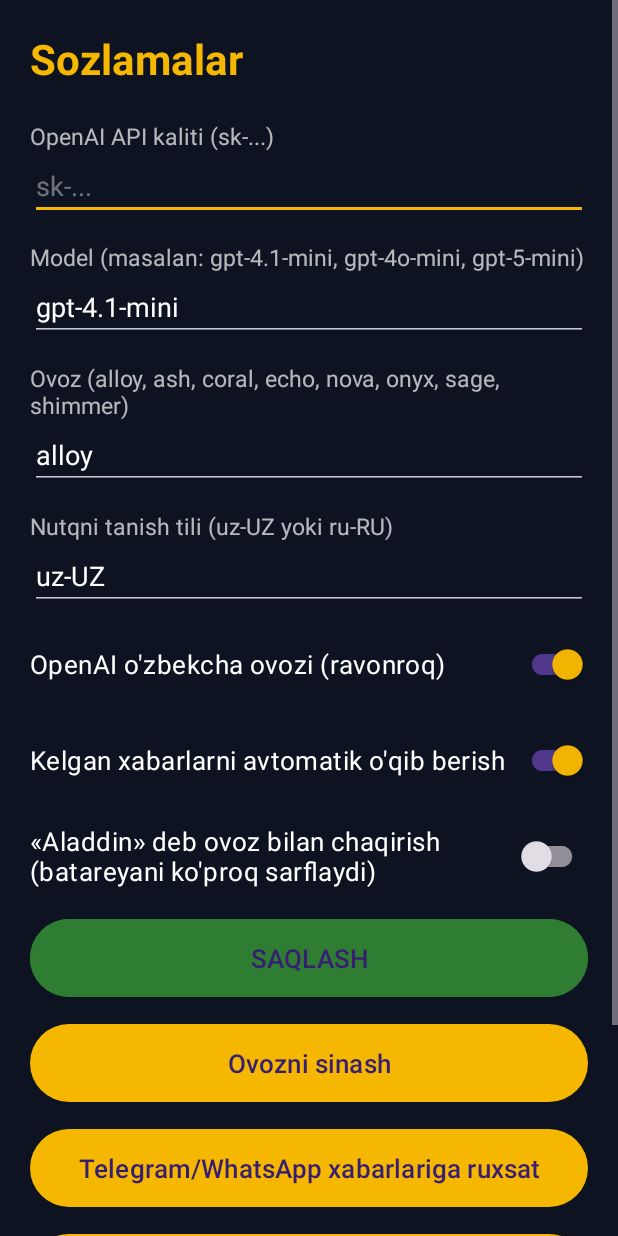
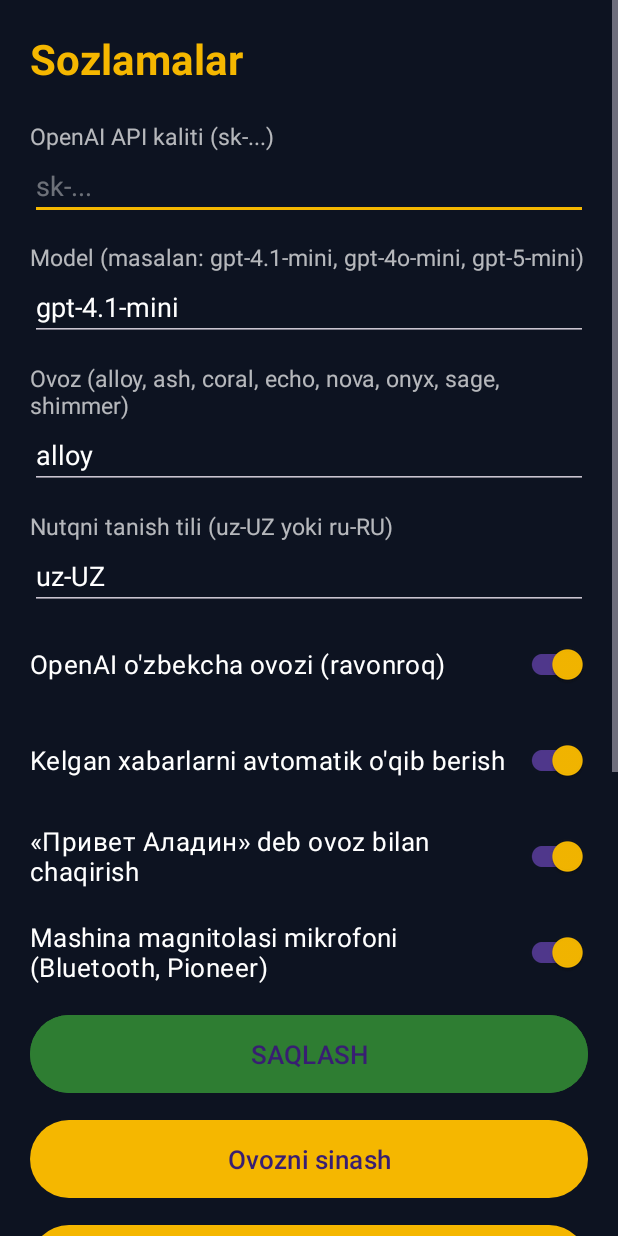
Before and after one commit to antineverniy-beep/aladdin, an Android app: the screen it shows after launch (SettingsActivity), after a tap on "GAPIRISH", on a phone screen of 412 x 824 dp. Run offline under Robolectric (Android 15) with nearby library versions, the phone set to English and light mode, and no system bars.

Commit message:
Pioneer Bluetooth mikrofoni, «Привет Аладин» → Labbay, Honor himoyasi

```diff
--- a/app/src/main/AndroidManifest.xml
+++ b/app/src/main/AndroidManifest.xml
@@ -12,6 +12,12 @@
     <uses-permission android:name="android.permission.FOREGROUND_SERVICE" />
     <uses-permission android:name="android.permission.FOREGROUND_SERVICE_MICROPHONE" />
     <uses-permission android:name="android.permission.POST_NOTIFICATIONS" />
+    <uses-permission android:name="android.permission.REQUEST_IGNORE_BATTERY_OPTIMIZATIONS" />
+    <uses-permission android:name="android.permission.SYSTEM_ALERT_WINDOW" />
+    <uses-permission android:name="android.permission.WAKE_LOCK" />
+    <uses-permission
+        android:name="android.permission.BLUETOOTH"
+        android:maxSdkVersion="30" />
 
     <queries>
         <intent>
--- /dev/null
+++ b/app/src/main/java/uz/aladdin/assistant/Honor.kt
@@ -0,0 +1,28 @@
+package uz.aladdin.assistant
+
+import android.annotation.SuppressLint
+import android.content.Context
+import android.content.Intent
+import android.net.Uri
+import android.os.PowerManager
+import android.provider.Settings
+
+/** Honor / MagicOS fondagi ilovani o'chirib qo'ymasligi uchun. */
+object Honor {
+    fun ignoringBattery(ctx: Context): Boolean =
+        ctx.getSystemService(PowerManager::class.java).isIgnoringBatteryOptimizations(ctx.packageName)
+
+    @SuppressLint("BatteryLife")
+    fun askBattery(ctx: Context, force: Boolean = false) {
+        if (ignoringBattery(ctx) && !force) return
+        if (!force && Prefs.batteryAsked) return
+        Prefs.batteryAsked = true
+        try {
+            val i = if (ignoringBattery(ctx)) Intent(Settings.ACTION_IGNORE_BATTERY_OPTIMIZATION_SETTINGS)
+            else Intent(Settings.ACTION_REQUEST_IGNORE_BATTERY_OPTIMIZATIONS, Uri.parse("package:${ctx.packageName}"))
+            ctx.startActivity(i)
+        } catch (e: Exception) {
+            try { ctx.startActivity(Intent(Settings.ACTION_IGNORE_BATTERY_OPTIMIZATION_SETTINGS)) } catch (_: Exception) {}
+        }
+    }
+}
--- a/app/src/main/java/uz/aladdin/assistant/Listener.kt
+++ b/app/src/main/java/uz/aladdin/assistant/Listener.kt
@@ -16,6 +16,7 @@ class Listener(private val ctx: Context) {
     private val main = Handler(Looper.getMainLooper())
 
     fun listen(
+        lang: String = Prefs.sttLang,
         onPartial: (String) -> Unit = {},
         onLevel: (Float) -> Unit = {},
         onResult: (String?) -> Unit,
@@ -49,7 +50,6 @@ class Listener(private val ctx: Context) {
             }
             override fun onEvent(eventType: Int, params: Bundle?) {}
         })
-        val lang = Prefs.sttLang
         val i = Intent(RecognizerIntent.ACTION_RECOGNIZE_SPEECH).apply {
             putExtra(RecognizerIntent.EXTRA_LANGUAGE_MODEL, RecognizerIntent.LANGUAGE_MODEL_FREE_FORM)
             putExtra(RecognizerIntent.EXTRA_LANGUAGE, lang)
--- a/app/src/main/java/uz/aladdin/assistant/MainActivity.kt
+++ b/app/src/main/java/uz/aladdin/assistant/MainActivity.kt
@@ -60,7 +60,7 @@ class MainActivity : AppCompatActivity() {
 
     override fun onNewIntent(intent: Intent) {
         super.onNewIntent(intent)
-        if (isAssistIntent(intent)) talk()
+        if (isAssistIntent(intent)) talk(greet = true)
     }
 
     override fun onStart() {
@@ -108,22 +108,28 @@ class MainActivity : AppCompatActivity() {
             return
         }
         AssistantService.start(this)
-        if (pendingTalk) { pendingTalk = false; talk() }
+        if (pendingTalk) { pendingTalk = false; talk(greet = true) } else Honor.askBattery(this)
     }
 
-    private fun talk() {
+    /** greet = true: magnitola tugmasi / "Uy" tugmasi orqali chaqirilganda avval "Labbay" deydi. */
+    private fun talk(greet: Boolean = false) {
         if (!granted(Manifest.permission.RECORD_AUDIO)) { pendingTalk = true; askPerms(); return }
         if (Prefs.apiKey.isBlank()) {
             Toast.makeText(this, "OpenAI kalitini kiriting", Toast.LENGTH_LONG).show()
             startActivity(Intent(this, SettingsActivity::class.java))
             return
         }
-        Assistant.listen(this)
+        if (greet) Assistant.greetAndListen(this) else Assistant.listen(this)
     }
 
     private fun render(s: Assistant.State, t: String) {
         val (label, color, st) = when (s) {
-            Assistant.State.IDLE -> Triple("GAPIRISH", "#2E7D32", "Tayyor. Tugmani bosing.")
+            Assistant.State.IDLE -> Triple(
+                "GAPIRISH", "#2E7D32",
+                if (BtAudio.carConnected() && Prefs.carMic) "Mashina ulangan (${BtAudio.carName() ?: "Bluetooth"}). «Привет Аладин» deng yoki tugmani bosing."
+                else if (Prefs.wakeWord) "Tayyor. «Привет Аладин» deng yoki tugmani bosing."
+                else "Tayyor. Tugmani bosing."
+            )
             Assistant.State.LISTENING -> Triple("TINGLAYAPMAN", "#C62828", "Gapiring…")
             Assistant.State.THINKING -> Triple("O'YLAYAPMAN", "#1565C0", "Javob tayyorlanmoqda…")
             Assistant.State.SPEAKING -> Triple("TO'XTATISH", "#6A1B9A", "Gapiryapman…")
--- a/app/src/main/java/uz/aladdin/assistant/Prefs.kt
+++ b/app/src/main/java/uz/aladdin/assistant/Prefs.kt
@@ -40,6 +40,20 @@ object Prefs {
         set(v) = putBool("auto_read", v)
 
     var wakeWord: Boolean
-        get() = sp.getBoolean("wake_word", false)
+        get() = sp.getBoolean("wake_word", true)
         set(v) = putBool("wake_word", v)
+
+    /** "Привет Аладин" ruscha aytilgani uchun chaqiruv so'zi ruscha tinglanadi. */
+    var wakeLang: String
+        get() = str("wake_lang", "ru-RU")
+        set(v) = putStr("wake_lang", v)
+
+    /** Bluetooth orqali ulangan mashina magnitolasi mikrofonini ishlatish. */
+    var carMic: Boolean
+        get() = sp.getBoolean("car_mic", true)
+        set(v) = putBool("car_mic", v)
+
+    var batteryAsked: Boolean
+        get() = sp.getBoolean("battery_asked", false)
+        set(v) = putBool("battery_asked", v)
 }
--- a/app/src/main/java/uz/aladdin/assistant/SettingsActivity.kt
+++ b/app/src/main/java/uz/aladdin/assistant/SettingsActivity.kt
@@ -1,6 +1,7 @@
 package uz.aladdin.assistant
 
 import android.content.Intent
+import android.net.Uri
 import android.os.Bundle
 import android.provider.Settings
 import android.widget.Button
@@ -21,6 +22,16 @@ class SettingsActivity : AppCompatActivity() {
         val tts = findViewById<SwitchCompat>(R.id.openaiTts)
         val auto = findViewById<SwitchCompat>(R.id.autoRead)
         val wake = findViewById<SwitchCompat>(R.id.wakeWord)
+        val car = findViewById<SwitchCompat>(R.id.carMic)
+        car.isChecked = Prefs.carMic
+        findViewById<Button>(R.id.battery).setOnClickListener { Honor.askBattery(this, force = true) }
+        findViewById<Button>(R.id.overlay).setOnClickListener {
+            try {
+                startActivity(Intent(Settings.ACTION_MANAGE_OVERLAY_PERMISSION, Uri.parse("package:$packageName")))
+            } catch (e: Exception) {
+                startActivity(Intent(Settings.ACTION_SETTINGS))
+            }
+        }
 
         key.setText(Prefs.apiKey)
         model.setText(Prefs.model)
@@ -38,6 +49,7 @@ class SettingsActivity : AppCompatActivity() {
             Prefs.openAiTts = tts.isChecked
             Prefs.autoRead = auto.isChecked
             Prefs.wakeWord = wake.isChecked
+            Prefs.carMic = car.isChecked
             AssistantService.start(this, AssistantService.ACTION_REFRESH)
             Toast.makeText(this, "Saqlandi", Toast.LENGTH_SHORT).show()
             finish()
--- a/app/src/main/java/uz/aladdin/assistant/Speaker.kt
+++ b/app/src/main/java/uz/aladdin/assistant/Speaker.kt
@@ -50,10 +50,15 @@ object Speaker {
     @Volatile private var ttsReady = false
     private var player: MediaPlayer? = null
 
-    private val attrs = AudioAttributes.Builder()
-        .setUsage(AudioAttributes.USAGE_ASSISTANT)
-        .setContentType(AudioAttributes.CONTENT_TYPE_SPEECH)
-        .build()
+    /** Mashina mikrofoni yoqilgan bo'lsa — ovoz magnitolaga "qo'l bo'sh" kanali orqali ketadi. */
+    private val attrs: AudioAttributes
+        get() = AudioAttributes.Builder()
+            .setUsage(
+                if (BtAudio.active) AudioAttributes.USAGE_VOICE_COMMUNICATION
+                else AudioAttributes.USAGE_ASSISTANT
+            )
+            .setContentType(AudioAttributes.CONTENT_TYPE_SPEECH)
+            .build()
 
     fun init(ctx: Context) {
         if (tts != null) return
--- a/app/src/main/java/uz/aladdin/assistant/Tools.kt
+++ b/app/src/main/java/uz/aladdin/assistant/Tools.kt
@@ -93,7 +93,10 @@ object Tools {
     private fun callContact(ctx: Context, who: String): String {
         val (c, err) = resolve(ctx, who)
         if (c == null) return err ?: "Topilmadi"
-        return if (PhoneActions.call(ctx, c.number)) "Qo'ng'iroq qilinmoqda: ${c.name}"
+        return if (PhoneActions.call(ctx, c.number)) {
+            Assistant.callPlaced = true
+            "Qo'ng'iroq qilinmoqda: ${c.name}"
+        }
         else "Qo'ng'iroq qilib bo'lmadi (ruxsat berilmagan bo'lishi mumkin)."
     }
 
--- a/app/src/main/res/layout/activity_settings.xml
+++ b/app/src/main/res/layout/activity_settings.xml
@@ -64,7 +64,12 @@
         <androidx.appcompat.widget.SwitchCompat
             android:id="@+id/wakeWord"
             style="@style/Switch"
-            android:text="«Aladdin» deb ovoz bilan chaqirish (batareyani ko'proq sarflaydi)" />
+            android:text="«Привет Аладин» deb ovoz bilan chaqirish" />
+
+        <androidx.appcompat.widget.SwitchCompat
+            android:id="@+id/carMic"
+            style="@style/Switch"
+            android:text="Mashina magnitolasi mikrofoni (Bluetooth, Pioneer)" />
 
         <Button
             android:id="@+id/save"
@@ -87,9 +92,19 @@
             style="@style/Btn"
             android:text="Standart yordamchi qilish" />
 
+        <Button
+            android:id="@+id/battery"
+            style="@style/Btn"
+            android:text="Batareya cheklovini o'chirish (Honor)" />
+
+        <Button
+            android:id="@+id/overlay"
+            style="@style/Btn"
+            android:text="Boshqa ilovalar ustida ko'rsatish" />
+
         <TextView
             style="@style/Label"
             android:layout_marginTop="16dp"
-            android:text="Maslahat: «Standart yordamchi qilish» → «Raqamli yordamchi ilovasi» → Aladdin ni tanlang. Shunda «Uy» tugmasini uzoq bosib yoki quloqchin tugmasi bilan chaqirasiz." />
+            android:text="Honor uchun maslahat:\n1) «Batareya cheklovini o'chirish» → Ruxsat berish.\n2) Sozlamalar → Batareya → Ilovalarni ishga tushirish → Aladdin → «Qo'lda boshqarish»: uchala katakni yoqing.\n3) «Standart yordamchi qilish» → Raqamli yordamchi → Aladdin. Shunda Pioneer magnitoladagi ovoz (mikrofon) tugmasi ham Aladdin'ni chaqiradi.\n4) Oxirgi ilovalar ro'yxatida Aladdin oynasini pastga tortib, qulflab qo'ying." />
     </LinearLayout>
 </ScrollView>
```
Also changed, not shown: app/src/main/java/uz/aladdin/assistant/Assistant.kt (+33 -13 lines), app/src/main/java/uz/aladdin/assistant/AssistantService.kt (+12 -9 lines), app/src/main/java/uz/aladdin/assistant/BtAudio.kt (added, +82 -0 lines).
